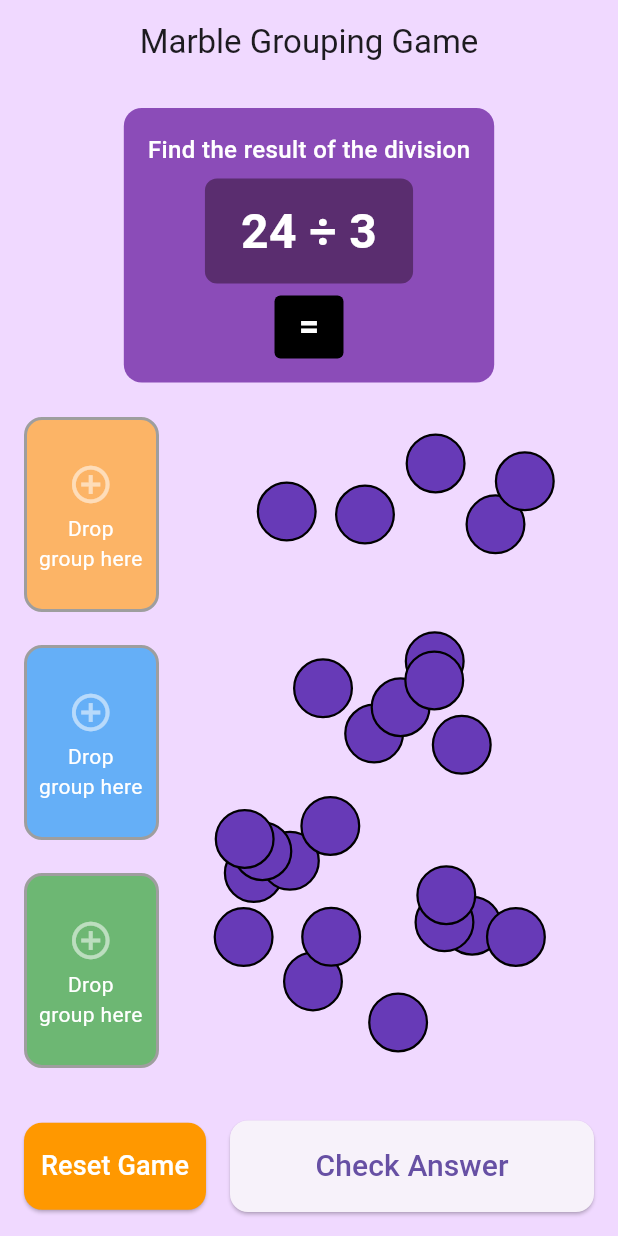
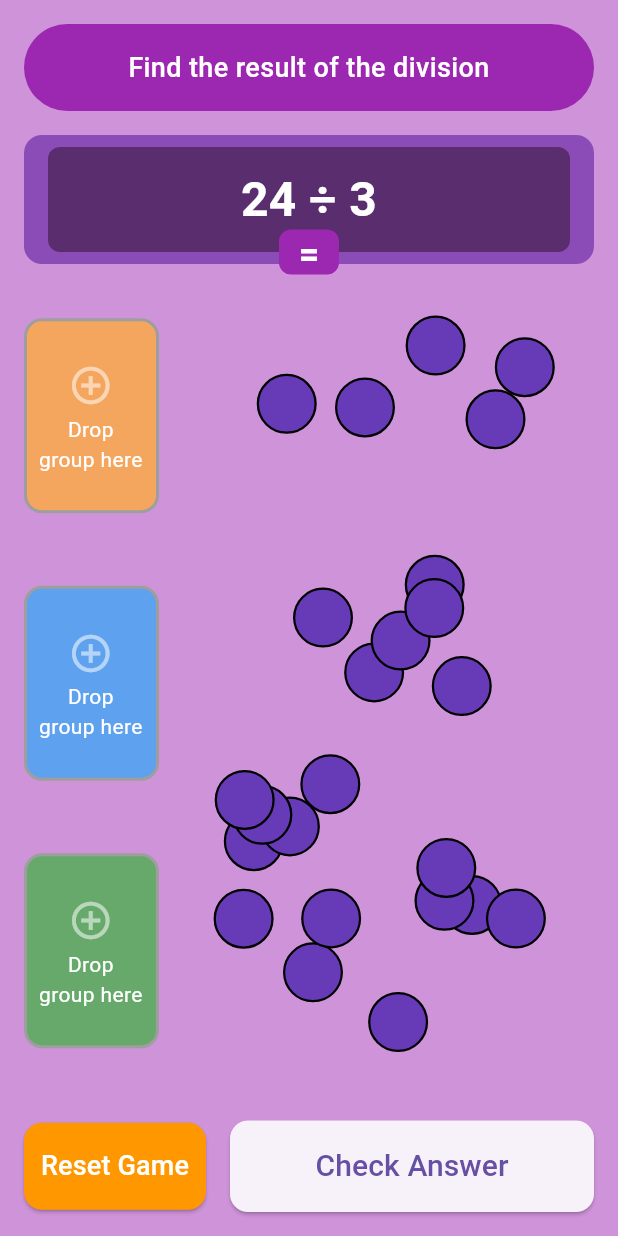
Before and after one commit to RulyOctareza/marble_game_flutter, a Flutter app: the screen it shows after launch, on a phone screen of 412 x 824 dp. Run offline on Flutter 3.47's test engine with Material 3 defaults, Android fonts, the phone set to English and light mode, and no system bars; our stand-ins replace get.

Commit message:
fix warnings

```diff
--- a/lib/app/modules/home/home_controller.dart
+++ b/lib/app/modules/home/home_controller.dart
@@ -597,7 +597,7 @@ class HomeController extends GetxController {
     Get.snackbar(
       'Game Reset',
       'Game has been reset. Try again!',
-      backgroundColor: Colors.blue.withOpacity(0.8),
+      backgroundColor: Colors.blue.withValues(alpha: .8),
       colorText: Colors.white,
       duration: const Duration(seconds: 2),
     );
--- a/lib/app/modules/home/home_view.dart
+++ b/lib/app/modules/home/home_view.dart
@@ -8,48 +8,60 @@ class HomeView extends GetView<HomeController> {
   @override
   Widget build(BuildContext context) {
     return Scaffold(
-      backgroundColor: const Color(0xFFF0D9FF),
-      appBar: AppBar(
-        title: Text(controller.title),
-        centerTitle: true,
-        backgroundColor: Colors.transparent,
-        elevation: 0,
-      ),
-      body: Padding(
+      backgroundColor: Colors.purple[200],
+
+      body: SafeArea(
+        child: Padding(
           padding: const EdgeInsets.all(16.0),
           child: Column(
             children: [
-            // Problem Display
               Container(
-              padding: const EdgeInsets.all(16),
+                padding: const EdgeInsets.symmetric(
+                  vertical: 16,
+                  horizontal: 24,
+                ),
+                width: double.infinity,
                 decoration: BoxDecoration(
-                color: const Color(
-                  0xFF8B4CB8,
-                ), // Purple background like assignment
+                  color: Colors.purple,
+                  borderRadius: BorderRadius.circular(30),
+                ),
+                child: const Text(
+                  'Find the result of the division',
+                  style: TextStyle(
+                    fontSize: 18,
+                    color: Colors.white,
+                    fontWeight: FontWeight.w500,
+                  ),
+                  textAlign: TextAlign.center,
+                ),
+              ),
+
+              const SizedBox(height: 16),
+
+              Container(
+                padding: EdgeInsets.only(
+                  top: 8,
+                  bottom: 8,
+                  left: 16,
+                  right: 16,
+                ),
+                decoration: BoxDecoration(
+                  color: const Color(0xFF8B4CB8),
                   borderRadius: BorderRadius.circular(12),
                 ),
                 child: Column(
                   children: [
-                  // Header text like in assignment
-                  const Text(
-                    'Find the result of the division',
-                    style: TextStyle(
-                      fontSize: 16,
-                      color: Colors.white,
-                      fontWeight: FontWeight.w500,
-                    ),
-                  ),
-                  const SizedBox(height: 8),
-                  // Problem equation in dark purple container
+                    Stack(
+                      clipBehavior: Clip.none,
+                      children: [
                         Container(
+                          width: double.infinity,
                           padding: const EdgeInsets.symmetric(
                             horizontal: 24,
                             vertical: 12,
                           ),
                           decoration: BoxDecoration(
-                      color: const Color(
-                        0xFF5A2D6F,
-                      ), // Darker purple like assignment
+                            color: const Color(0xFF5A2D6F),
                             borderRadius: BorderRadius.circular(8),
                           ),
                           child: Text(
@@ -59,20 +71,24 @@ class HomeView extends GetView<HomeController> {
                               fontWeight: FontWeight.bold,
                               color: Colors.white,
                             ),
+                            textAlign: TextAlign.center,
                           ),
                         ),
-                  const SizedBox(height: 8),
-                  // Equals sign in black background
-                  Container(
-                    padding: const EdgeInsets.symmetric(
-                      horizontal: 16,
-                      vertical: 4,
+
+                        Positioned(
+                          bottom: -15,
+                          left: 0,
+                          right: 0,
+                          child: Center(
+                            child: Container(
+                              width: 40,
+                              height: 30,
+                              decoration: BoxDecoration(
+                                color: Colors.purple,
+                                borderRadius: BorderRadius.circular(8),
                               ),
-                    decoration: BoxDecoration(
-                      color: Colors.black,
-                      borderRadius: BorderRadius.circular(4),
-                    ),
-                    child: const Text(
+                              child: const Center(
+                                child: Text(
                                   '=',
                                   style: TextStyle(
                                     fontSize: 24,
@@ -80,6 +96,11 @@ class HomeView extends GetView<HomeController> {
                                     color: Colors.white,
                                   ),
                                 ),
+                              ),
+                            ),
+                          ),
+                        ),
+                      ],
                     ),
                   ],
                 ),
@@ -90,7 +111,6 @@ class HomeView extends GetView<HomeController> {
               Expanded(
                 child: Row(
                   children: [
-                  // Target Cards Column
                     Column(
                       mainAxisAlignment: MainAxisAlignment.spaceAround,
                       children: List.generate(
@@ -106,22 +126,15 @@ class HomeView extends GetView<HomeController> {
                                 decoration: BoxDecoration(
                                   color: card.hasGroup
                                       ? (card.isCorrect.value
-                                          ? card.color.withOpacity(
-                                              0.8,
-                                            ) // Normal color if correct
-                                          : card.color.withOpacity(
-                                              0.7,
-                                            )) // Red background if wrong
-                                    : card.color.withOpacity(
-                                        0.8,
-                                      ), // Normal before check
+                                            ? card.color.withValues(alpha: 0.8)
+                                            : card.color.withValues(alpha: 0.7))
+                                      : card.color.withValues(alpha: 0.8),
                                   borderRadius: BorderRadius.circular(12),
                                   border: Border.all(
                                     color: card.hasGroup
                                         ? (card.isCorrect.value
-                                            ? Colors
-                                                  .green // Green border if correct
-                                            : Colors.red) // Red border if wrong
+                                              ? Colors.green
+                                              : Colors.red)
                                         : (candidateData.isNotEmpty &&
                                                   !card.hasGroup
                                               ? Colors.white
@@ -131,17 +144,19 @@ class HomeView extends GetView<HomeController> {
                                     width:
                                         controller.hasCheckedAnswer.value &&
                                             card.hasGroup
-                                      ? 4 // Thicker border after check answer
+                                        ? 4
                                         : (candidateData.isNotEmpty ? 3 : 2),
                                   ),
-                                // Add shadow for wrong answers
+
                                   boxShadow:
                                       controller.hasCheckedAnswer.value &&
                                           card.hasGroup &&
                                           !card.isCorrect.value
                                       ? [
                                           BoxShadow(
-                                          color: Colors.red.withOpacity(0.5),
+                                            color: Colors.red.withValues(
+                                              alpha: 0.5,
+                                            ),
                                             blurRadius: 12,
                                             spreadRadius: 4,
                                           ),
@@ -150,7 +165,6 @@ class HomeView extends GetView<HomeController> {
                                 ),
                                 child: Stack(
                                   children: [
-                                  // Main content
                                     Padding(
                                       padding: const EdgeInsets.all(8.0),
                                       child: Column(
@@ -160,7 +174,6 @@ class HomeView extends GetView<HomeController> {
                                             MainAxisAlignment.center,
                                         children: [
                                           if (card.hasGroup) ...[
-                                          // Show marble count with better styling
                                             Text(
                                               '${controller.marbles.where((m) => m.groupId == card.assignedGroupId.value).length}',
                                               style: TextStyle(
@@ -172,8 +185,7 @@ class HomeView extends GetView<HomeController> {
                                                             .value &&
                                                         !card.isCorrect.value
                                                     ? Colors.red
-                                                  : Colors
-                                                        .white, // White if wrong, light red if correct
+                                                    : Colors.white,
                                               ),
                                             ),
                                             const Text(
@@ -184,8 +196,6 @@ class HomeView extends GetView<HomeController> {
                                               ),
                                               textAlign: TextAlign.center,
                                             ),
-
-                                          // Show status icons and text after check answer
                                           ] else ...[
                                             const SizedBox(height: 4),
                                             const Icon(
@@ -206,7 +216,7 @@ class HomeView extends GetView<HomeController> {
                                         ],
                                       ),
                                     ),
-                                  // Big X overlay for wrong answers
+
                                     if (card.hasGroup &&
                                         !card.isCorrect.value) ...[
                                       Positioned(
@@ -220,8 +230,8 @@ class HomeView extends GetView<HomeController> {
                                             shape: BoxShape.circle,
                                             boxShadow: [
                                               BoxShadow(
-                                              color: Colors.black.withOpacity(
-                                                0.3,
+                                                color: Colors.black.withValues(
+                                                  alpha: 0.3,
                                                 ),
                                                 blurRadius: 4,
                                                 spreadRadius: 1,
@@ -237,7 +247,7 @@ class HomeView extends GetView<HomeController> {
                                         ),
                                       ),
                                     ],
-                                  // Green check overlay for correct answers
+
                                     if (card.hasGroup &&
                                         card.isCorrect.value) ...[
                                       Positioned(
@@ -251,8 +261,8 @@ class HomeView extends GetView<HomeController> {
                                             shape: BoxShape.circle,
                                             boxShadow: [
                                               BoxShadow(
-                                              color: Colors.black.withOpacity(
-                                                0.3,
+                                                color: Colors.black.withValues(
+                                                  alpha: 0.3,
                                                 ),
                                                 blurRadius: 4,
                                                 spreadRadius: 1,
@@ -273,18 +283,14 @@ class HomeView extends GetView<HomeController> {
                               );
                             },
                             onWillAcceptWithDetails: (details) {
-                            if (card.hasGroup)
-                              return false; // Card sudah terisi
+                              if (card.hasGroup) return false;
 
-                            // Check if the dragged marble is part of a group
                               final marbleId = details.data;
                               final marble = controller.marbles.firstWhere(
                                 (m) => m.id == marbleId,
                               );
 
-                            // Allow any group assignment, even if wrong count
-                            return marble.groupId !=
-                                null; // Must be part of a group
+                              return marble.groupId != null;
                             },
                             onAcceptWithDetails: (details) {
                               final marbleId = details.data;
@@ -301,7 +307,6 @@ class HomeView extends GetView<HomeController> {
                       ),
                     ),
 
-                  // Play Area
                     Expanded(
                       child: Container(
                         key: controller.playAreaKey,
@@ -317,7 +322,6 @@ class HomeView extends GetView<HomeController> {
                                 top: marble.position.dy,
                                 child: DragTarget<int>(
                                   builder: (context, candidateData, rejectedData) {
-                                  // Enhanced visual feedback for drag operations
                                     final isHighlighted =
                                         candidateData.isNotEmpty;
                                     final canAccept =
@@ -342,8 +346,8 @@ class HomeView extends GetView<HomeController> {
                                             width: 50,
                                             height: 50,
                                             decoration: BoxDecoration(
-                                            color: marble.color.withOpacity(
-                                              0.8,
+                                              color: marble.color.withValues(
+                                                alpha: 0.8,
                                               ),
                                               shape: BoxShape.circle,
                                               border: Border.all(
@@ -352,9 +356,8 @@ class HomeView extends GetView<HomeController> {
                                               ),
                                               boxShadow: [
                                                 BoxShadow(
-                                                color: Colors.black.withOpacity(
-                                                  0.4,
-                                                ),
+                                                  color: Colors.black
+                                                      .withValues(alpha: 0.4),
                                                   blurRadius: 15,
                                                   spreadRadius: 2,
                                                 ),
@@ -365,8 +368,8 @@ class HomeView extends GetView<HomeController> {
                                             width: 40,
                                             height: 40,
                                             decoration: BoxDecoration(
-                                            color: marble.color.withOpacity(
-                                              0.3,
+                                              color: marble.color.withValues(
+                                                alpha: 0.3,
                                               ),
                                               shape: BoxShape.circle,
                                               border: Border.all(
@@ -414,14 +417,14 @@ class HomeView extends GetView<HomeController> {
                                                 if (marble.groupId != null)
                                                   BoxShadow(
                                                     color: Colors.white
-                                                      .withOpacity(0.5),
+                                                        .withValues(alpha: 0.5),
                                                     blurRadius: 6,
                                                     spreadRadius: 1,
                                                   ),
                                                 if (isHighlighted && canAccept)
                                                   BoxShadow(
                                                     color: Colors.green
-                                                      .withOpacity(0.3),
+                                                        .withValues(alpha: 0.3),
                                                     blurRadius: 8,
                                                     spreadRadius: 2,
                                                   ),
@@ -453,10 +456,8 @@ class HomeView extends GetView<HomeController> {
 
               const SizedBox(height: 24),
 
-            // Buttons Row
               Row(
                 children: [
-                // Reset Button
                   Expanded(
                     child: ElevatedButton(
                       onPressed: controller.resetGame,
@@ -476,7 +477,6 @@ class HomeView extends GetView<HomeController> {
 
                   const SizedBox(width: 16),
 
-                // Check Answer Button
                   Expanded(
                     flex: 2,
                     child: ElevatedButton(
@@ -498,6 +498,7 @@ class HomeView extends GetView<HomeController> {
             ],
           ),
         ),
+      ),
     );
   }
 }
```
Lines whose indentation alone changed are shown as unchanged.
